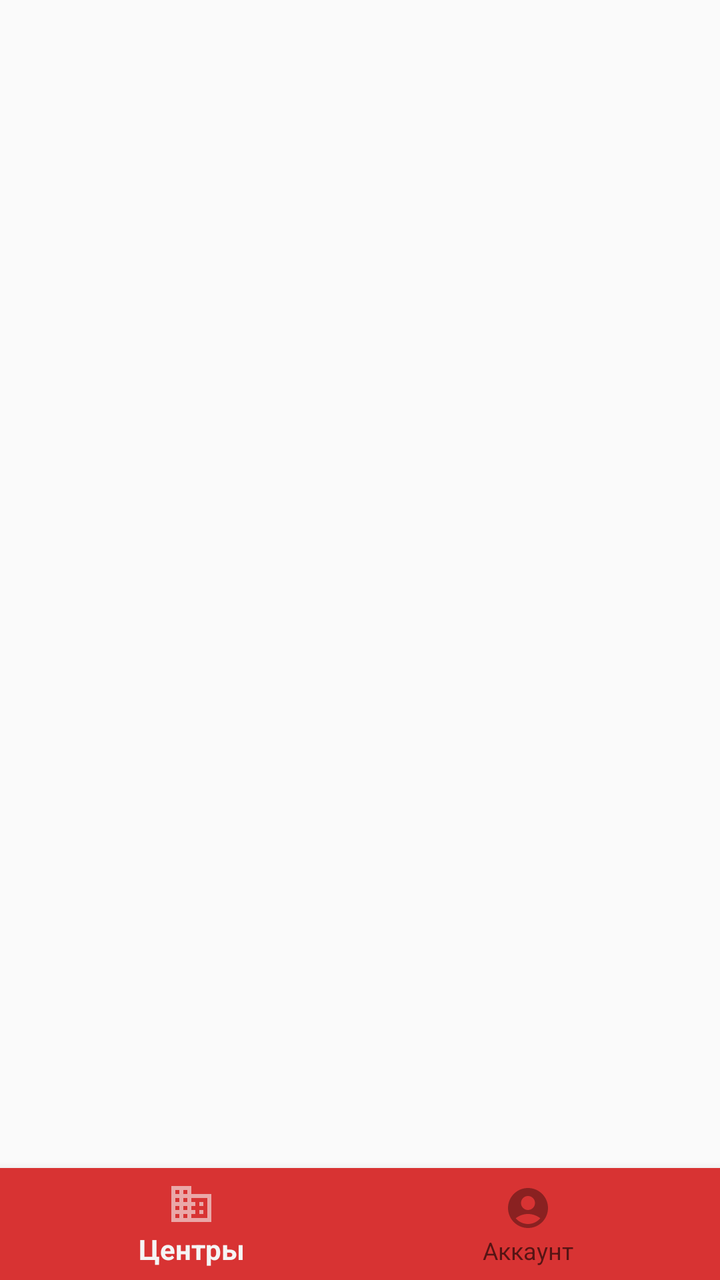
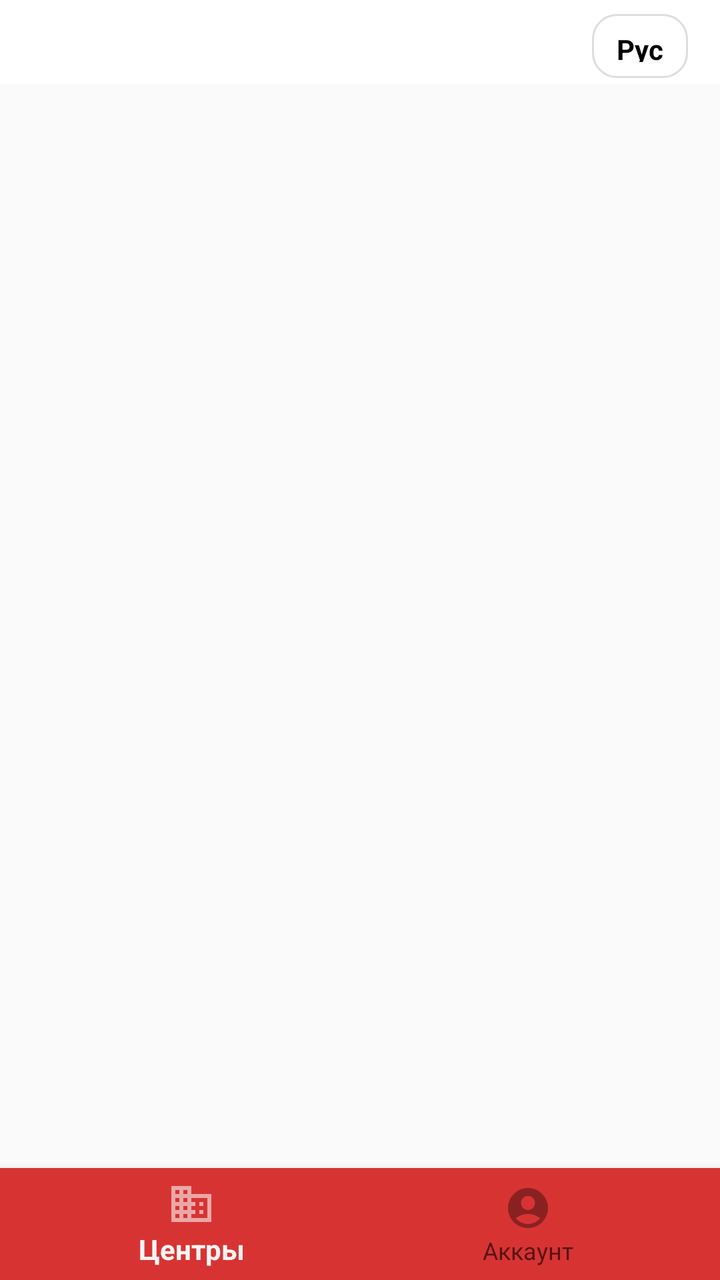

Two renders of the same Android screen: before a commit and after it. Below are the layout's source before the change and the commit's diff.
<!-- AndroidManifest.xml: application theme Theme.AppCompat.Light -->
<!-- res/layout/activity_moderator.xml -->
<?xml version="1.0" encoding="utf-8"?>
<LinearLayout xmlns:android="http://schemas.android.com/apk/res/android"
    xmlns:app="http://schemas.android.com/apk/res-auto"
    android:layout_width="match_parent"
    android:layout_height="match_parent"
    android:orientation="vertical">

    <FrameLayout
        android:id="@+id/fragment_container"
        android:layout_width="match_parent"
        android:layout_height="0dp"
        android:layout_weight="1"/>

    <com.google.android.material.bottomnavigation.BottomNavigationView
        android:id="@+id/bottom_navigation"
        android:layout_width="match_parent"
        android:layout_height="wrap_content"
        android:background="@drawable/shape1"
        app:menu="@menu/menu_moderator" />
</LinearLayout>
<!-- resources referenced by this layout -->
<resources>
  <!-- drawable shape1 (drawable) -->
  <?xml version="1.0" encoding="utf-8"?>
  <shape xmlns:android="http://schemas.android.com/apk/res/android"
      android:shape="rectangle">
      <solid android:color="#D83333" />
  </shape>
</resources>

<!-- the commit's change to res/layout/activity_moderator.xml (unified diff, before → after) -->
@@ -4,6 +4,27 @@
     android:layout_width="match_parent"
     android:layout_height="match_parent"
     android:orientation="vertical">
+
+    <LinearLayout
+        android:layout_width="match_parent"
+        android:layout_height="42dp"
+        android:gravity="center_vertical|end"
+        android:orientation="horizontal"
+        android:paddingStart="16dp"
+        android:paddingEnd="16dp"
+        android:paddingTop="4dp"
+        android:background="@android:color/white">
+
+        <TextView
+            android:id="@+id/btn_language_toggle"
+            android:layout_width="48dp"
+            android:layout_height="32dp"
+            android:background="@drawable/bg_white_card"
+            android:gravity="center"
+            android:text="@string/lang_ru"
+            android:textColor="@color/black"
+            android:textStyle="bold" />
+    </LinearLayout>
 
     <FrameLayout
         android:id="@+id/fragment_container"
<!-- resource entries referenced after the edit -->
@@ -1,10 +1,20 @@
 <!-- resources referenced by this layout -->
 <resources>
+  <color name="black">#FF000000</color>
+  <!-- drawable bg_white_card (drawable) -->
+  <shape xmlns:android="http://schemas.android.com/apk/res/android"
+      android:shape="rectangle">
+      <solid android:color="#FFFFFF"/>
+      <corners android:radius="12dp"/>
+      <padding android:left="12dp" android:top="8dp" android:right="12dp" android:bottom="8dp"/>
+      <stroke android:width="1dp" android:color="#DDDDDD" />
+  </shape>
   <!-- drawable shape1 (drawable) -->
   <?xml version="1.0" encoding="utf-8"?>
   <shape xmlns:android="http://schemas.android.com/apk/res/android"
       android:shape="rectangle">
       <solid android:color="#D83333" />
   </shape>
+  <string name="lang_ru">Рус</string>
 </resources>
 
